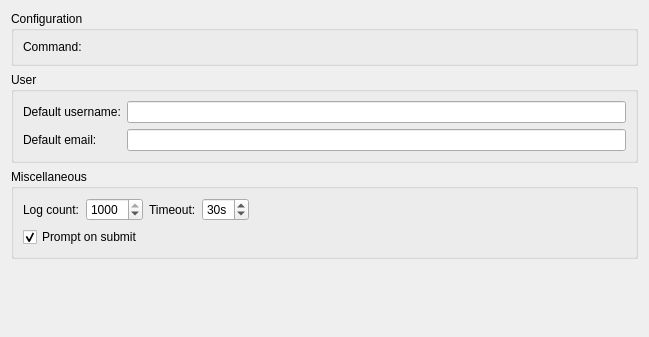
First picture: the form in src/plugins/bazaar/optionspage.ui, repository qt-creator/qt-creator, before the edit.
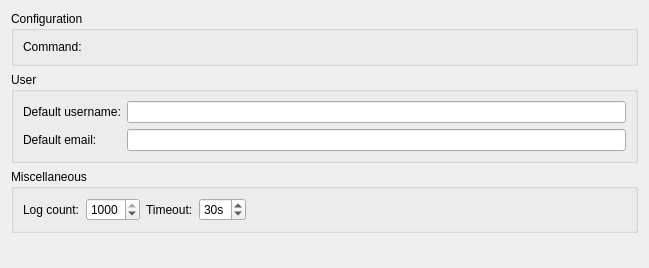
Second picture: the form after the edit. Custom widgets are drawn as their Qt base class.

Commit message:
DVCS: Never prompt before committing
Commit is local. There's no reason to prompt.

```diff
--- a/src/plugins/bazaar/optionspage.ui
+++ b/src/plugins/bazaar/optionspage.ui
@@ -7,7 +7,7 @@
     <x>0</x>
     <y>0</y>
     <width>649</width>
-    <height>337</height>
+    <height>268</height>
    </rect>
   </property>
   <property name="windowTitle">
@@ -132,16 +132,6 @@
         </property>
        </spacer>
       </item>
-      <item row="1" column="0" colspan="2">
-       <widget class="QCheckBox" name="promptOnSubmitCheckBox">
-        <property name="text">
-         <string>Prompt on submit</string>
-        </property>
-        <property name="checked">
-         <bool>true</bool>
-        </property>
-       </widget>
-      </item>
      </layout>
     </widget>
    </item>
```
The commit also changes 8 other files.
